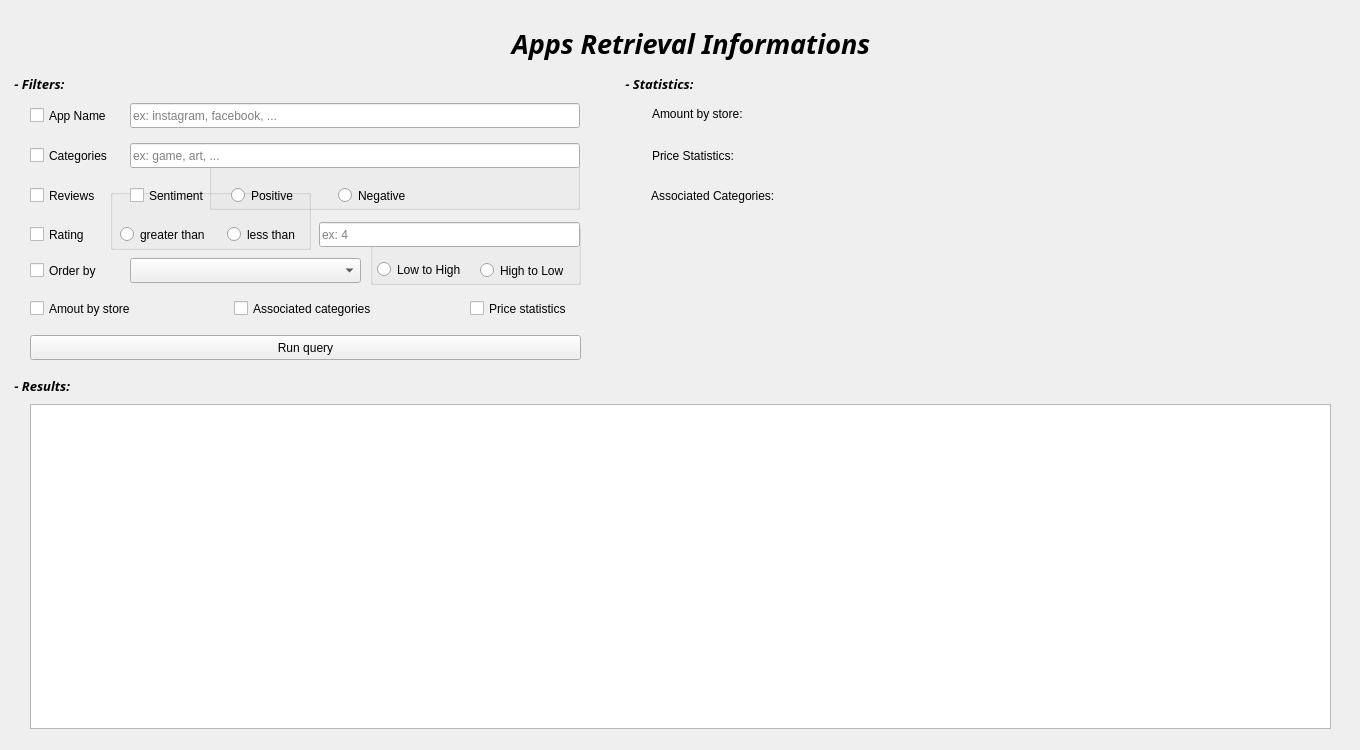
Qt form gui/demoari/mainwindow.ui (joaovicentesouto/INE5454) before a commit.
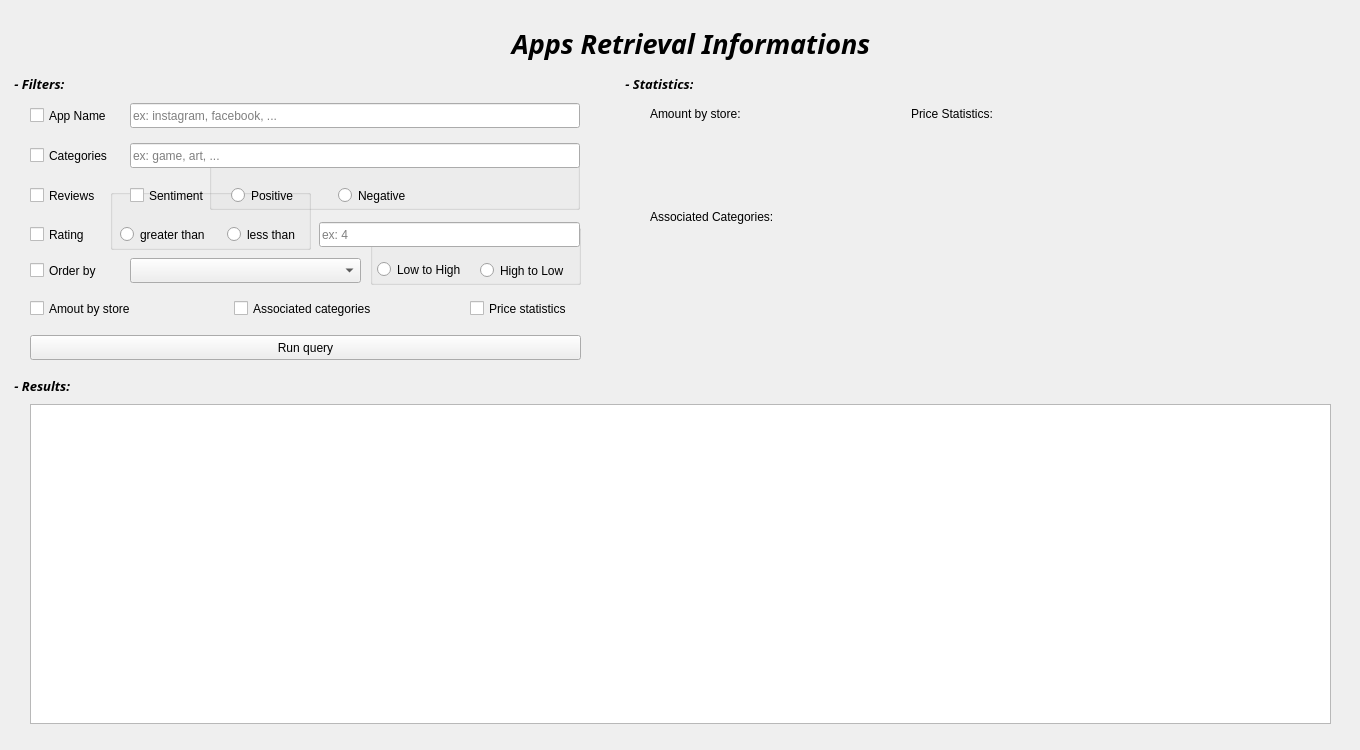
The same form after that commit.

Commit message: Mongo search and presentation made successfuly

Diff of the .ui file:
```diff
--- a/gui/demoari/mainwindow.ui
+++ b/gui/demoari/mainwindow.ui
@@ -69,15 +69,18 @@
    <widget class="QLabel" name="associatedStat">
     <property name="geometry">
      <rect>
-      <x>651</x>
-      <y>182</y>
+      <x>650</x>
+      <y>210</y>
       <width>681</width>
-      <height>27</height>
+      <height>161</height>
      </rect>
     </property>
     <property name="text">
      <string>Associated Categories:</string>
     </property>
+    <property name="alignment">
+     <set>Qt::AlignLeading|Qt::AlignLeft|Qt::AlignTop</set>
+    </property>
    </widget>
    <widget class="QCheckBox" name="associatedBox">
     <property name="geometry">
@@ -251,34 +254,6 @@
      <string>Reviews</string>
     </property>
    </widget>
-   <widget class="QTableView" name="resultView">
-    <property name="geometry">
-     <rect>
-      <x>30</x>
-      <y>404</y>
-      <width>1301</width>
-      <height>325</height>
-     </rect>
-    </property>
-    <property name="sizePolicy">
-     <sizepolicy hsizetype="Expanding" vsizetype="Expanding">
-      <horstretch>0</horstretch>
-      <verstretch>50</verstretch>
-     </sizepolicy>
-    </property>
-    <property name="minimumSize">
-     <size>
-      <width>0</width>
-      <height>325</height>
-     </size>
-    </property>
-    <property name="maximumSize">
-     <size>
-      <width>16777215</width>
-      <height>325</height>
-     </size>
-    </property>
-   </widget>
    <widget class="QCheckBox" name="sentimentBox">
     <property name="geometry">
      <rect>
@@ -432,15 +407,18 @@
    <widget class="QLabel" name="priceStat">
     <property name="geometry">
      <rect>
-      <x>652</x>
-      <y>142</y>
-      <width>681</width>
-      <height>27</height>
+      <x>911</x>
+      <y>107</y>
+      <width>511</width>
+      <height>71</height>
      </rect>
     </property>
     <property name="text">
      <string>Price Statistics:</string>
     </property>
+    <property name="alignment">
+     <set>Qt::AlignLeading|Qt::AlignLeft|Qt::AlignTop</set>
+    </property>
    </widget>
    <widget class="QLabel" name="titleLabel">
     <property name="enabled">
@@ -535,15 +513,18 @@
    <widget class="QLabel" name="amountStat">
     <property name="geometry">
      <rect>
-      <x>652</x>
-      <y>99</y>
-      <width>681</width>
-      <height>30</height>
+      <x>650</x>
+      <y>107</y>
+      <width>261</width>
+      <height>71</height>
      </rect>
     </property>
     <property name="text">
      <string>Amount by store:</string>
     </property>
+    <property name="alignment">
+     <set>Qt::AlignLeading|Qt::AlignLeft|Qt::AlignTop</set>
+    </property>
    </widget>
    <widget class="QCheckBox" name="priceBox">
     <property name="geometry">
@@ -790,6 +771,17 @@
      </property>
     </widget>
    </widget>
+   <widget class="QTableWidget" name="resultsTable">
+    <property name="geometry">
+     <rect>
+      <x>30</x>
+      <y>404</y>
+      <width>1301</width>
+      <height>320</height>
+     </rect>
+    </property>
+   </widget>
+   <zorder>amountStat</zorder>
    <zorder>groupBox_2</zorder>
    <zorder>groupBox</zorder>
    <zorder>groupBox_3</zorder>
```
Left out of the diff: 6 changed lines with no effect on the pictures. The commit also changes 2 other files.
